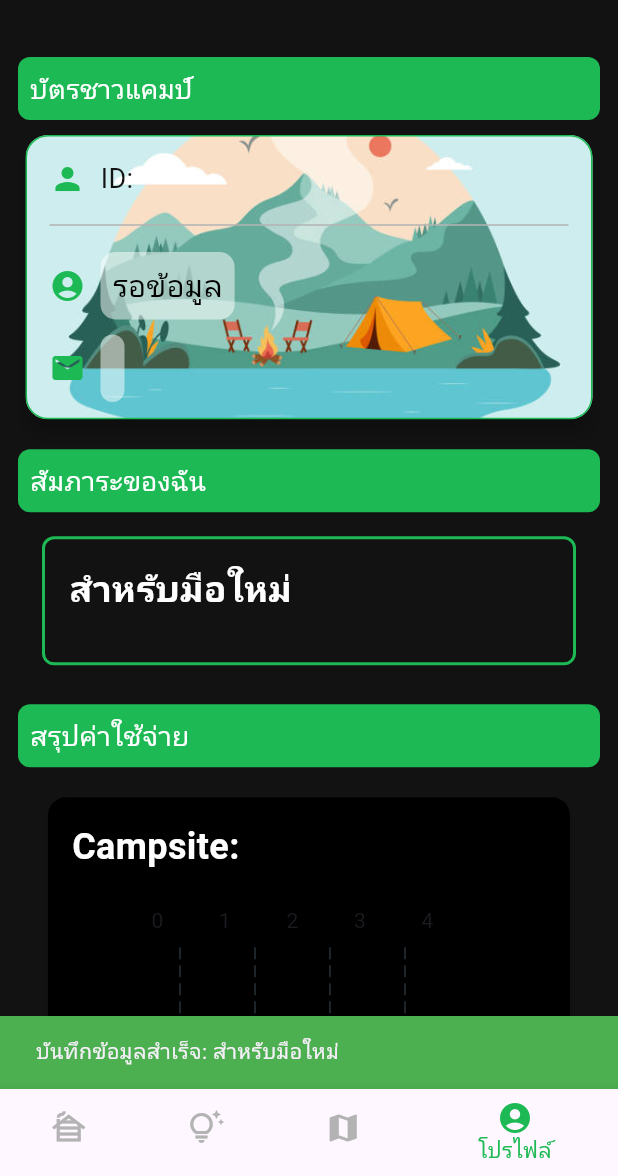
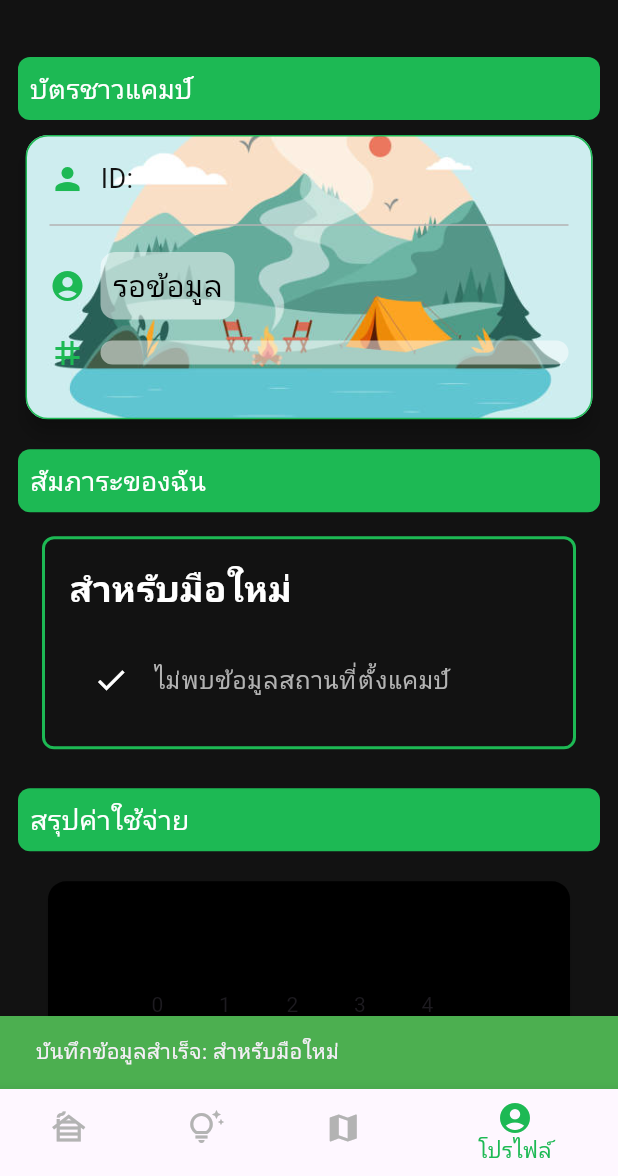
Before and after one commit to MANON-T/Newbie-Camping, a Flutter app: the Backpack screen opened directly with empty values, after a tap on "ยืนยัน", on a phone screen of 412 x 824 dp, the part 60-1236 px from its top. Run offline on Flutter 3.47's test engine with Material 3 defaults, Android fonts, the phone set to English and light mode, and no system bars; drawn by our look-alikes of fl_chart; our stand-ins replace cloud_firestore, firebase_auth, firebase_core, google_maps_flutter, location; missing offline and left inert: flutter_polyline_points; accounts and stored records are empty.

Commit message:
อัพเดทโปรเจคฝั่ง Dev
-เพิ่มข้อมูล model ของ user เพื่อเข้าถึงข้อมูลใน firebase
-เปลี่ยนการแสดง email เป็นการแสดง tag ในหน้า account_screen
-เพิ่มการกำหนดค่าเริ่มต้นบางค่าเพื่อแก้ปัญหาการดึงข้อมูลจาก firebase
-ทำให้เมื่อเข้าแอปใหม่ทุกครั้งข้อมูลสัมภาระที่บันทึกไว้ยังอยู่
--ทำให้เมื่อเข้าแอปใหม่ทุกครั้งข้อมูลค่าใช้จ่ายที่บันทึกไว้ยังอยู่

```diff
--- a/Dev Site/lib/Widgets/backpack.dart
+++ b/Dev Site/lib/Widgets/backpack.dart
@@ -1,6 +1,6 @@
 import 'package:flutter/material.dart';
+import 'package:cloud_firestore/cloud_firestore.dart';
 import 'package:flutter_application_4/models/campsite_model.dart';
-import 'package:cloud_firestore/cloud_firestore.dart';
 
 // ใช้ชุดสีของ Spotify
 const kSpotifyBackground = Color(0xFF121212);
@@ -27,6 +27,7 @@ class Backpack extends StatefulWidget {
 
 class _BackpackState extends State<Backpack> {
   String backpackStatus = "กำลังโหลด...";
+  String campsiteName = "กำลังโหลด...";
   List<String> backpackItems = [];
 
   @override
@@ -37,24 +38,26 @@ class _BackpackState extends State<Backpack> {
 
   Future<void> _loadBackpackStatus() async {
     try {
-      DocumentSnapshot<Map<String, dynamic>> snapshot = await FirebaseFirestore
-          .instance
-          .collection('user')
-          .doc(widget.id)
-          .get();
+      DocumentSnapshot<Map<String, dynamic>> userSnapshot =
+          await FirebaseFirestore.instance
+              .collection('user')
+              .doc(widget.id)
+              .get();
 
-      String backpack = snapshot.data()?['backpack'] ?? '';
+      String backpack = userSnapshot.data()?['backpack'] ?? '';
+      String campsite = userSnapshot.data()?['campsite'] ?? '';
 
       if (backpack.isEmpty) {
         setState(() {
           backpackStatus = "ยังไม่ได้จัดสัมภาระ";
-          backpackItems = _getBackpackItems("ยังไม่ได้จัดสัมภาระ");
+          backpackItems = ["ยังไม่ได้จัดสัมภาระ"];
         });
       } else {
         setState(() {
           backpackStatus = backpack;
-          backpackItems = _getBackpackItems(backpack);
+          campsiteName = campsite;
         });
+        await _loadBackpackItems(campsite, backpack);
       }
     } catch (e) {
       setState(() {
@@ -64,22 +67,43 @@ class _BackpackState extends State<Backpack> {
     }
   }
 
-  List<String> _getBackpackItems(String status) {
-    if (widget.campsite == null) {
-      return [];
-    }
+  Future<void> _loadBackpackItems(
+      String campsiteName, String backpackStatus) async {
+    try {
+      QuerySnapshot<Map<String, dynamic>> campsiteSnapshot =
+          await FirebaseFirestore.instance
+              .collection('campsite')
+              .where('name', isEqualTo: campsiteName)
+              .get();
 
-    switch (status) {
-      case "สำหรับมือใหม่":
-        return widget.campsite!.newbie_backpack ?? [];
-      case "สำหรับทั่วไป แบบ 1":
-        return widget.campsite!.common_backpack1 ?? [];
-      case "สำหรับทั่วไป แบบ 2":
-        return widget.campsite!.common_backpack2 ?? [];
-      case "ยังไม่ได้จัดสัมภาระ":
-        return ["ยังไม่ได้จัดสัมภาระ"];
-      default:
-        return [status];
+      if (campsiteSnapshot.docs.isNotEmpty) {
+        DocumentSnapshot<Map<String, dynamic>> campsiteDoc =
+            campsiteSnapshot.docs.first;
+        Map<String, dynamic> campsiteData = campsiteDoc.data()!;
+
+        List<String> items;
+        if (backpackStatus == "สำหรับมือใหม่") {
+          items = List<String>.from(campsiteData['newbie_backpack'] ?? []);
+        } else if (backpackStatus == "สำหรับทั่วไป แบบ 1") {
+          items = List<String>.from(campsiteData['common_backpack1'] ?? []);
+        } else if (backpackStatus == "สำหรับทั่วไป แบบ 2") {
+          items = List<String>.from(campsiteData['common_backpack2'] ?? []);
+        } else {
+          items = ["ไม่พบข้อมูลสัมภาระ"];
+        }
+
+        setState(() {
+          backpackItems = items;
+        });
+      } else {
+        setState(() {
+          backpackItems = ["ไม่พบข้อมูลสถานที่ตั้งแคมป์"];
+        });
+      }
+    } catch (e) {
+      setState(() {
+        backpackItems = ["เกิดข้อผิดพลาดในการโหลดข้อมูล"];
+      });
     }
   }
 
--- a/Dev Site/lib/Widgets/budget.dart
+++ b/Dev Site/lib/Widgets/budget.dart
@@ -2,13 +2,9 @@ import 'package:flutter/material.dart';
 import 'package:fl_chart/fl_chart.dart';
 import '../service/auth_service.dart';
 import 'package:flutter_application_4/models/campsite_model.dart';
+import 'package:cloud_firestore/cloud_firestore.dart';
 
 class Budget extends StatefulWidget {
-  final double totalCost;
-  final double enterFee;
-  final double tentRental;
-  final double house;
-  final double campingFee;
   final AuthService auth;
   final String user;
   final CampsiteModel? campsite;
@@ -17,12 +13,7 @@ class Budget extends StatefulWidget {
     super.key,
     required this.auth,
     required this.user,
-    required this.campingFee,
-    required this.house,
     required this.campsite,
-    required this.enterFee,
-    required this.tentRental,
-    required this.totalCost,
   });
 
   @override
@@ -30,23 +21,52 @@ class Budget extends StatefulWidget {
 }
 
 class _BudgetState extends State<Budget> {
+  late double totalCost = 0.0;
+  late double enterFee = 0.0;
+  late double tentRental = 0.0;
+  late double house = 0.0;
+  late double campingFee = 0.0;
+  late String campsitename = 'Not selected';
+
+  @override
+  void initState() {
+    super.initState();
+    _fetchData();
+  }
+
+  Future<void> _fetchData() async {
+    DocumentSnapshot userDoc = await FirebaseFirestore.instance
+        .collection('user')
+        .doc(widget.user)
+        .get();
+
+    setState(() {
+      totalCost = userDoc['totalCost'] ?? 0;
+      enterFee = userDoc['enterFee'] ?? 0;
+      tentRental = userDoc['tentRental'] ?? 0;
+      house = userDoc['house'] ?? 0;
+      campingFee = userDoc['campingFee'] ?? 0;
+      campsitename = userDoc['campsite'] ?? 'Not selected';
+    });
+  }
+
   @override
   Widget build(BuildContext context) {
     return Padding(
       padding: const EdgeInsets.all(16.0),
       child: Card(
-        color: Colors.black, // เปลี่ยนพื้นหลังเป็นสีดำ
+        color: Colors.black,
         child: Padding(
           padding: const EdgeInsets.all(16.0),
           child: Column(
             crossAxisAlignment: CrossAxisAlignment.start,
             children: [
               Text(
-                'Campsite: ${widget.campsite?.name ?? 'Not selected'}',
+                campsitename,
                 style: const TextStyle(
                   fontSize: 24,
                   fontWeight: FontWeight.bold,
-                  color: Colors.white, // สีของข้อความเป็นสีขาว
+                  color: Colors.white,
                 ),
               ),
               const SizedBox(height: 20),
@@ -59,7 +79,7 @@ class _BudgetState extends State<Budget> {
                         x: 0,
                         barRods: [
                           BarChartRodData(
-                            toY: widget.totalCost,
+                            toY: totalCost,
                             color: Colors.blue,
                             width: 20,
                             borderRadius: BorderRadius.circular(5),
@@ -71,7 +91,7 @@ class _BudgetState extends State<Budget> {
                         x: 1,
                         barRods: [
                           BarChartRodData(
-                            toY: widget.enterFee,
+                            toY: enterFee,
                             color: Colors.orange,
                             width: 20,
                             borderRadius: BorderRadius.circular(5),
@@ -83,7 +103,7 @@ class _BudgetState extends State<Budget> {
                         x: 2,
                         barRods: [
                           BarChartRodData(
-                            toY: widget.tentRental,
+                            toY: tentRental,
                             color: Colors.green,
                             width: 20,
                             borderRadius: BorderRadius.circular(5),
@@ -95,7 +115,7 @@ class _BudgetState extends State<Budget> {
                         x: 3,
                         barRods: [
                           BarChartRodData(
-                            toY: widget.house,
+                            toY: house,
                             color: Colors.red,
                             width: 20,
                             borderRadius: BorderRadius.circular(5),
@@ -107,7 +127,7 @@ class _BudgetState extends State<Budget> {
                         x: 4,
                         barRods: [
                           BarChartRodData(
-                            toY: widget.campingFee,
+                            toY: campingFee,
                             color: Colors.purple,
                             width: 20,
                             borderRadius: BorderRadius.circular(5),
@@ -132,35 +152,35 @@ class _BudgetState extends State<Budget> {
                 crossAxisAlignment: CrossAxisAlignment.start,
                 children: [
                   Text(
-                    'ค่าใช้จ่ายรวม: ฿${widget.totalCost.toStringAsFixed(2)}',
+                    'ค่าใช้จ่ายรวม: ฿${totalCost.toStringAsFixed(2)}',
                     style: const TextStyle(
                       fontSize: 18,
                       color: Colors.blue,
                     ),
                   ),
                   Text(
-                    'ค่าเข้ารวม: ฿${widget.enterFee.toStringAsFixed(2)}',
+                    'ค่าเข้ารวม: ฿${enterFee.toStringAsFixed(2)}',
                     style: const TextStyle(
                       fontSize: 18,
                       color: Colors.orange,
                     ),
                   ),
                   Text(
-                    'ค่าเช้าเต้นรวม: ฿${widget.tentRental.toStringAsFixed(2)}',
+                    'ค่าเช้าเต้นรวม: ฿${tentRental.toStringAsFixed(2)}',
                     style: const TextStyle(
                       fontSize: 18,
                       color: Colors.green,
                     ),
                   ),
                   Text(
-                    'ค่าเช่าบ้านพักรวม: ฿${widget.house.toStringAsFixed(2)}',
+                    'ค่าเช่าบ้านพักรวม: ฿${house.toStringAsFixed(2)}',
                     style: const TextStyle(
                       fontSize: 18,
                       color: Colors.red,
                     ),
                   ),
                   Text(
-                    'ค่ากางเต้น: ฿${widget.campingFee.toStringAsFixed(2)}',
+                    'ค่ากางเต้น: ฿${campingFee.toStringAsFixed(2)}',
                     style: const TextStyle(
                       fontSize: 18,
                       color: Colors.purple,
--- a/Dev Site/lib/models/user_model.dart
+++ b/Dev Site/lib/models/user_model.dart
@@ -1,9 +1,28 @@
 class UserModel {
   String id;
   String exp;
+  double totalCost;
+  double enterFee;
+  double tentRental;
+  double house;
+  double campingFee;
+  String campsite;
   final String name;
   final String email;
-  UserModel({required this.id, required this.exp , required this.name , required this.email});
+  List<String> tag; // เพิ่มตัวแปร tag ที่เป็น array
+
+  UserModel(
+      {required this.id,
+      required this.exp,
+      required this.name,
+      required this.email,
+      required this.tag,
+      required this.campingFee,
+      required this.campsite,
+      required this.enterFee,
+      required this.house,
+      required this.tentRental,
+      required this.totalCost}); // ปรับ constructor
 
   factory UserModel.fromMap(Map<String, dynamic>? user) {
     if (user != null) {
@@ -11,13 +30,45 @@ class UserModel {
       String exp = user['exp'];
       String name = user['name'];
       String email = user['email'];
-      return UserModel(id: id, exp: exp , name: name, email: email);
+      double totalCost = user['totalCost'];
+      double enterFee = user['enterFee'];
+      double tentRental = user['tentRental'];
+      double house = user['house'];
+      double campingFee = user['campingFee'];
+      String campsite = user['campsite'];
+      List<String> tag =
+          List<String>.from(user['tag'] ?? []); // แปลง tag เป็น List<String>
+      return UserModel(
+          id: id,
+          exp: exp,
+          name: name,
+          email: email,
+          tag: tag,
+          campingFee: campingFee,
+          campsite: campsite,
+          enterFee: enterFee,
+          house: house,
+          tentRental: tentRental,
+          totalCost: totalCost);
     } else {
-      throw ArgumentError('Unexpected type for product');
+      throw ArgumentError('Unexpected type for user');
     }
   }
+
   Map<String, dynamic> toMap() {
-    return {'id': id, 'exp': exp , 'name': name, 'email': email};
+    return {
+      'id': id,
+      'exp': exp,
+      'name': name,
+      'email': email,
+      'tag': tag, // เพิ่ม tag ใน toMap
+      'campingFee': campingFee,
+      'campsite': campsite,
+      'enterFee': enterFee,
+      'house': house,
+      'tentRental': tentRental,
+      'totalCost': totalCost
+    };
   }
 
   Map<String, dynamic> toJson() {
@@ -27,7 +78,14 @@ class UserModel {
       'id': id,
       'exp': exp, // ตรวจสอบว่ามีค่าถูกต้อง
       'name': name,
-      'email': email
+      'email': email,
+      'tag': tag, // เพิ่ม tag ใน toJson
+      'campingFee': campingFee,
+      'campsite': campsite,
+      'enterFee': enterFee,
+      'house': house,
+      'tentRental': tentRental,
+      'totalCost': totalCost
     };
   }
 }
--- a/Dev Site/lib/screens/account_screen.dart
+++ b/Dev Site/lib/screens/account_screen.dart
@@ -107,7 +107,9 @@ class _AccountScreenState extends State<AccountScreen> {
 
                   var userData = snapshot.data!.data() as Map<String, dynamic>;
                   var userName = userData['name'] ?? 'ไม่พบชื่อผู้ใช้';
-                  var userEmail = userData['email'] ?? 'ไม่พบอีเมลผู้ใช้';
+                  // var userEmail = userData['email'] ?? 'ไม่พบอีเมลผู้ใช้';
+                  var userTags =
+                      List<String>.from(userData['tag'] ?? []); // ดึงข้อมูล tag
 
                   return ListView(
                     children: [
@@ -127,7 +129,7 @@ class _AccountScreenState extends State<AccountScreen> {
                           style: TextStyle(color: Colors.white, fontSize: 18.0),
                         ),
                       ),
-                      _buildUserCard(userName, userEmail),
+                      _buildUserCard(userName, userTags),
                       const SizedBox(
                         height: 10,
                       ),
@@ -168,12 +170,13 @@ class _AccountScreenState extends State<AccountScreen> {
                       Budget(
                         auth: widget.auth,
                         user: widget.user,
-                          campingFee: widget.campingFee,
-                          house: widget.house,
+                        // campingFee: widget.campingFee,
+                        // house: widget.house,
                         campsite: widget.campsite,
-                          enterFee: widget.enterFee,
-                          tentRental: widget.tentRental,
-                          totalCost: widget.totalCost)
+                        // enterFee: widget.enterFee,
+                        // tentRental: widget.tentRental,
+                        // totalCost: widget.totalCost
+                      )
                     ],
                   );
                 },
@@ -182,7 +185,7 @@ class _AccountScreenState extends State<AccountScreen> {
     );
   }
 
-  Widget _buildUserCard(String userName, String userEmail) {
+  Widget _buildUserCard(String userName, List<String> userTags) {
     return Card(
       color: Colors.transparent,
       shape: RoundedRectangleBorder(
@@ -264,29 +267,52 @@ class _AccountScreenState extends State<AccountScreen> {
                 ],
               ),
               const SizedBox(height: 10),
-              Row(
+              Flexible(
+                child: Row(
                   children: [
                     const Icon(
-                    Icons.email,
+                      Icons.tag,
                       color: kSpotifyAccent,
                       size: 24.0,
                     ),
                     const SizedBox(width: 10),
-                  Container(
+                    Expanded(
+                      child: Container(
                         padding: const EdgeInsets.all(8.0),
                         decoration: BoxDecoration(
                           color: Colors.white.withOpacity(0.5),
                           borderRadius: BorderRadius.circular(10),
                         ),
+                        child: SingleChildScrollView(
+                          scrollDirection: Axis.horizontal,
+                          // shrinkWrap: true,
+                          child: Row(
+                            children: [
+                              for (var i = 0; i < userTags.length; i++)
+                                Container(
+                                  margin: const EdgeInsets.only(right: 8.0),
+                                  padding: const EdgeInsets.symmetric(
+                                      vertical: 4.0, horizontal: 8.0),
+                                  decoration: BoxDecoration(
+                                    color: getTagColor(
+                                        i), // Use getTagColor function to get the color
+                                    borderRadius: BorderRadius.circular(20.0),
+                                  ),
                                   child: Text(
-                      userEmail,
+                                    userTags[i],
                                     style: const TextStyle(
-                        color: Colors.black,
-                        fontSize: 20.0,
+                                      color: Colors.white,
+                                      fontSize: 16.0,
                                     ),
                                   ),
                                 ),
                             ],
+                          ),
+                        ),
+                      ),
+                    )
+                  ],
+                ),
               ),
             ],
           ),
@@ -295,8 +321,25 @@ class _AccountScreenState extends State<AccountScreen> {
     );
   }
 
+  Color getTagColor(int index) {
+  List<Color> colors = [
+    Colors.red,
+    Colors.green,
+    Colors.blue,
+    Colors.yellow,
+    Colors.purple,
+    Colors.orange,
+    Colors.pink,
+    Colors.teal,
+    Colors.indigo,
+    Colors.lime,
+  ];
+
+  return colors[index % colors.length]; // Use the modulo operator to wrap around the list of colors
+}
+
   void _showEditNameDialog(BuildContext context, String currentName) {
-    final TextEditingController _nameController =
+    final TextEditingController nameController =
         TextEditingController(text: currentName);
 
     showDialog(
@@ -308,7 +351,7 @@ class _AccountScreenState extends State<AccountScreen> {
             style: TextStyle(color: kSpotifyTextPrimary),
           ),
           content: TextField(
-            controller: _nameController,
+            controller: nameController,
             decoration: const InputDecoration(
               labelText: 'ชื่อผู้ใช้ใหม่',
               labelStyle: TextStyle(color: kSpotifyTextSecondary),
@@ -333,7 +376,7 @@ class _AccountScreenState extends State<AccountScreen> {
               child:
                   const Text('ยืนยัน', style: TextStyle(color: kSpotifyAccent)),
               onPressed: () async {
-                String newName = _nameController.text.trim();
+                String newName = nameController.text.trim();
                 if (newName.isNotEmpty) {
                   await FirebaseFirestore.instance
                       .collection('user')
--- a/Dev Site/lib/screens/home_screen.dart
+++ b/Dev Site/lib/screens/home_screen.dart
@@ -75,6 +75,12 @@ class _HomeScreenState extends State<HomeScreen> {
             .get();
 
         String name = 'รอข้อมูล'; // ค่าเริ่มต้นสำหรับ name
+        double totalCost = 0.0;
+        double enterFee = 0.0;
+        double tentRental = 0.0;
+        double house = 0.0;
+        double campingFee = 0.0;
+        String campsite = '';
 
         if (snapshot.exists) {
           // ถ้ามีข้อมูลใน Firestore ใช้ข้อมูลที่มีอยู่
@@ -83,6 +89,12 @@ class _HomeScreenState extends State<HomeScreen> {
               name; // ถ้ามี name ใน Firestore ให้ใช้ข้อมูลที่มีอยู่
           email = data['email'] ??
               email; // ถ้ามี email ใน Firestore ให้ใช้ข้อมูลที่มีอยู่
+          totalCost = data['totalCost'] ?? totalCost;
+          enterFee = data['enterFee'] ?? enterFee;
+          tentRental = data['tentRental'] ?? tentRental;
+          house = data['house'] ?? house;
+          campingFee = data['campingFee'] ?? campingFee;
+          campsite = data['campsite'] ?? campsite;
         }
 
         // ตั้งค่าข้อมูลผู้ใช้เบื้องต้น
@@ -91,6 +103,13 @@ class _HomeScreenState extends State<HomeScreen> {
           name: name,
           email: email,
           exp: widget.Exp.toString(), // ตรวจสอบ Exp ที่ได้รับมา
+          tag: List.empty(),
+          campingFee: campingFee,
+          campsite: campsite,
+          enterFee: enterFee,
+          house: house,
+          tentRental: tentRental,
+          totalCost: totalCost
         );
 
         await db.setUser(user: user);
--- a/Dev Site/lib/screens/map_screen.dart
+++ b/Dev Site/lib/screens/map_screen.dart
@@ -30,7 +30,7 @@ class _MapScreenState extends State<MapScreen> {
 
   LatLng? _pAppPlex;
   LatLng? _currentP;
-  Set<Marker> _markers = {};
+  final Set<Marker> _markers = {};
 
   Map<PolylineId, Polyline> polylines = {};
   BitmapDescriptor? _currentLocationMarkerIcon;
@@ -202,7 +202,7 @@ class _MapScreenState extends State<MapScreen> {
     CollectionReference campsites = firestore.collection('campsite');
 
     campsites.get().then((QuerySnapshot querySnapshot) {
-      querySnapshot.docs.forEach((doc) {
+      for (var doc in querySnapshot.docs) {
         GeoPoint location = doc['location_coordinates'];
         LatLng position = LatLng(location.latitude, location.longitude);
 
@@ -216,7 +216,7 @@ class _MapScreenState extends State<MapScreen> {
             icon: BitmapDescriptor.defaultMarker,
           ));
         });
-      });
+      }
     });
   }
 }
```
Lines whose indentation alone changed are shown as unchanged.
